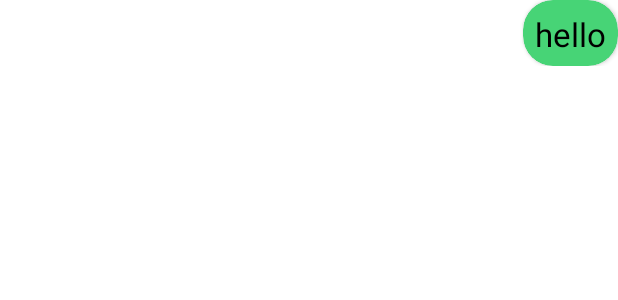
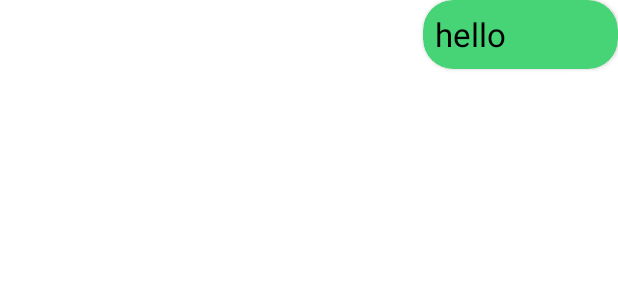
Before and after one commit to GharabidiDeepak1996/SmartTalk, an Android app: the layout message_on_rightside.xml on its own in the app's theme, with its tools: preview values and no code run, on a phone screen of 412 x 824 dp. Shown: the top 300 px of the screen. Run offline under Robolectric (Android 15) with nearby library versions, the phone set to English and light mode, and no system bars.

Commit message:
message data save

```diff
--- a/SmartTalk/app/src/main/java/com/example/smarttalk/Adapter/MessageAdapter.java
+++ b/SmartTalk/app/src/main/java/com/example/smarttalk/Adapter/MessageAdapter.java
@@ -45,10 +45,13 @@ public class MessageAdapter extends RecyclerView.Adapter<MessageAdapter.ViewHold
     @Override
     public void onBindViewHolder(@NonNull MessageAdapter.ViewHolder holder, int position) {
         Message chat = mChat.get(position);
+        Log.d( TAG, "onBindViewHolder: "+chat.getBody() );
         holder.show_message.setText(chat.getBody());
+        holder.time_stamp.setText( chat.getTimeStamp() );
     }
 
     public void addMessageToAdapter(Message message){
+        Log.d( TAG, "messgae 2: "+message);
         mChat.add( message );
         this.notifyItemInserted( mChat.size()-1 );
     }
@@ -71,10 +74,12 @@ public class MessageAdapter extends RecyclerView.Adapter<MessageAdapter.ViewHold
 
     public class ViewHolder extends RecyclerView.ViewHolder {
         public TextView show_message;
+        public TextView time_stamp;
         public ViewHolder(@NonNull View itemView) {
             super( itemView );
 
             show_message=itemView.findViewById( R.id.show_message);
+            time_stamp=itemView.findViewById( R.id.timestamp );
         }
     }
 }
--- a/SmartTalk/app/src/main/java/com/example/smarttalk/Fragment/ContactsFragment.java
+++ b/SmartTalk/app/src/main/java/com/example/smarttalk/Fragment/ContactsFragment.java
@@ -77,11 +77,11 @@ public class ContactsFragment extends Fragment {
 
         databaseHelper = new DatabaseHelper( getActivity() );
         contactmodel = new ArrayList<>();
-        //  mUserList = new ArrayList<>();
         contactmodel = databaseHelper.display();
 
         mfetchAdapter = new MyRecyclerAdapter( getActivity(), contactmodel );
         recyclerView.setAdapter( mfetchAdapter );
+
         FirebaseDatabase firebaseDatabase = FirebaseDatabase.getInstance();
         DatabaseReference databaseReference = firebaseDatabase.getReference( "User" );
 
--- a/SmartTalk/app/src/main/res/layout/message_on_rightside.xml
+++ b/SmartTalk/app/src/main/res/layout/message_on_rightside.xml
@@ -2,25 +2,33 @@
 
 <RelativeLayout xmlns:android="http://schemas.android.com/apk/res/android"
     android:layout_width="wrap_content"
-    android:layout_height="44dp"
-    xmlns:app="http://schemas.android.com/apk/res-auto">
+    android:layout_height="64dp"
+    xmlns:app="http://schemas.android.com/apk/res-auto"
+    xmlns:card_view="http://schemas.android.com/tools">
 
     <androidx.cardview.widget.CardView
-        android:layout_width="wrap_content"
+        android:layout_width="130dp"
         android:layout_height="wrap_content"
         app:cardBackgroundColor="@color/colorPrimary"
         app:cardCornerRadius="20dp"
         android:layout_alignParentEnd="true">
-
         <TextView
             android:id="@+id/show_message"
             android:layout_width="wrap_content"
-            android:layout_height="wrap_content"
+            android:layout_height="46dp"
             android:layout_alignParentEnd="true"
            android:gravity="center"
             android:padding="8dp"
             android:text="@string/hello"
             android:textColor="#000"
             android:textSize="10pt" />
+
     </androidx.cardview.widget.CardView>
+
+    <TextView
+        android:id="@+id/timestamp"
+        android:layout_width="90dp"
+        android:layout_height="wrap_content"
+        android:layout_alignParentEnd="true"
+        android:layout_marginTop="45dp" />
 </RelativeLayout>
```
Also changed, not shown: SmartTalk/app/src/main/java/com/example/smarttalk/MessageActivity.java (+36 -41 lines), SmartTalk/app/src/main/java/com/example/smarttalk/database/DatabaseHelper/DatabaseHelper.java (+43 -10 lines), SmartTalk/app/src/main/res/layout/activity_message.xml (+6 -5 lines), SmartTalk/app/src/main/res/layout/message_on_leftside.xml (+10 -3 lines).
